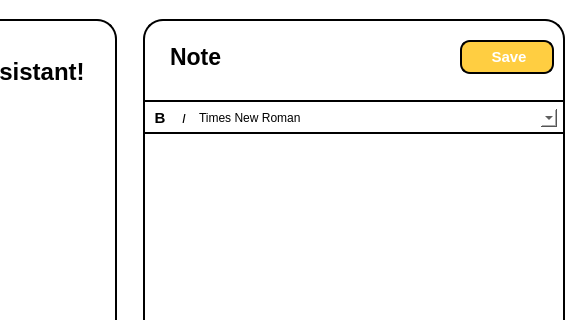
MaiNgocChau9/Python-App-A-, file SPCK/Windows/GUI/Note_edit.ui: the form before one commit; both pictures show x 266 to 850 and y 0 to 320 of the 850 by 550 pixel window.
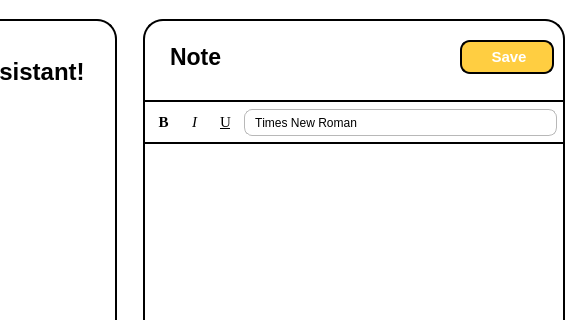
The form after the commit. Icons and pictures are not drawn.

```diff
--- a/SPCK/Windows/GUI/Note_edit.ui
+++ b/SPCK/Windows/GUI/Note_edit.ui
@@ -314,26 +314,57 @@
 margin-left: 1px;
 margin-right: 1px;
 border: 2px solid black;
-min-height: 30px;
-max-height: 30px;</string>
+min-height: 35px;
+max-height: 35px;
+padding-bottom: 5px;
+border-radius: 0px;</string>
          </property>
          <layout class="QHBoxLayout" name="horizontalLayout_4">
           <item>
            <widget class="QPushButton" name="pushButton_3">
             <property name="font">
              <font>
+              <family>Times New Roman</family>
               <pointsize>11</pointsize>
               <weight>75</weight>
+              <italic>false</italic>
               <bold>true</bold>
              </font>
             </property>
             <property name="styleSheet">
-             <string notr="true">margin: 0px;
-border: 0px;
-min-height: 18px;
-max-height: 18px;
-min-width: 18px;
-max-width: 18px;</string>
+             <string notr="true">QPushButton{
+	margin: 0px;
+	border: 0px;
+	min-height: 25px;
+	max-height: 25px;
+	min-width: 25px;
+	max-width: 25px;
+	background-color: white;
+	border-radius: 8px;
+	padding: 0px;
+}
+QPushButton::hover{
+	margin: 0px;
+	border: 0px;
+	min-height: 25px;
+	max-height: 25px;
+	min-width: 25px;
+	max-width: 25px;
+	background-color: #eeeeee;	
+	border-radius: 8px;
+	padding: 0px;
+}
+QPushButton::pressed{
+	margin: 0px;
+	border: 0px;
+	min-height: 25px;
+	max-height: 25px;
+	min-width: 25px;
+	max-width: 25px;
+	background-color: gray;	
+	border-radius: 8px;
+	padding: 0px;
+}</string>
             </property>
             <property name="text">
              <string>B</string>
@@ -344,30 +375,162 @@
            <widget class="QPushButton" name="pushButton_4">
             <property name="font">
              <font>
-              <pointsize>10</pointsize>
+              <family>Times New Roman</family>
+              <pointsize>11</pointsize>
               <italic>true</italic>
              </font>
             </property>
             <property name="styleSheet">
-             <string notr="true">margin: 0px;
-border: 0px;
-min-height: 18px;
-max-height: 18px;
-min-width: 18px;
-max-width: 18px;</string>
+             <string notr="true">QPushButton{
+	margin: 0px;
+	border: 0px;
+	min-height: 25px;
+	max-height: 25px;
+	min-width: 25px;
+	max-width: 25px;
+	background-color: white;
+	border-radius: 8px;
+	padding: 0px;
+}
+QPushButton::hover{
+	margin: 0px;
+	border: 0px;
+	min-height: 25px;
+	max-height: 25px;
+	min-width: 25px;
+	max-width: 25px;
+	background-color: #eeeeee;	
+	border-radius: 8px;
+	padding: 0px;
+}
+QPushButton::pressed{
+	margin: 0px;
+	border: 0px;
+	min-height: 25px;
+	max-height: 25px;
+	min-width: 25px;
+	max-width: 25px;
+	background-color: gray;	
+	border-radius: 8px;
+	padding: 0px;
+}</string>
             </property>
             <property name="text">
              <string>I</string>
             </property>
            </widget>
           </item>
+          <item>
+           <widget class="QPushButton" name="pushButton_5">
+            <property name="font">
+             <font>
+              <family>Times New Roman</family>
+              <pointsize>11</pointsize>
+              <italic>false</italic>
+              <underline>true</underline>
+             </font>
+            </property>
+            <property name="styleSheet">
+             <string notr="true">QPushButton{
+	margin: 0px;
+	border: 0px;
+	min-height: 25px;
+	max-height: 25px;
+	min-width: 25px;
+	max-width: 25px;
+	background-color: white;
+	border-radius: 8px;
+	padding: 0px;
+}
+QPushButton::hover{
+	margin: 0px;
+	border: 0px;
+	min-height: 25px;
+	max-height: 25px;
+	min-width: 25px;
+	max-width: 25px;
+	background-color: #eeeeee;	
+	border-radius: 8px;
+	padding: 0px;
+}
+QPushButton::pressed{
+	margin: 0px;
+	border: 0px;
+	min-height: 25px;
+	max-height: 25px;
+	min-width: 25px;
+	max-width: 25px;
+	background-color: gray;	
+	border-radius: 8px;
+	padding: 0px;
+}</string>
+            </property>
+            <property name="text">
+             <string>U</string>
+            </property>
+           </widget>
+          </item>
           <item>
            <widget class="QComboBox" name="comboBox">
+            <property name="font">
+             <font>
+              <kerning>false</kerning>
+             </font>
+            </property>
             <property name="styleSheet">
-             <string notr="true">margin: 0px;
-border: 0px;
-min-height: 18px;
-max-height: 18px;</string>
+             <string notr="true">QComboBox{
+	margin: 0px;
+	border: 0px;
+	min-height: 25px;
+	max-height: 25px;
+	background-color: white;
+	border-radius: 8px;
+	padding: 0px;
+	padding-left: 10px;
+	border: 1px solid #b8b8b8;
+}
+
+QComboBox::hover{
+	margin: 0px;
+	border: 0px;
+	min-height: 25px;
+	max-height: 25px;
+	background-color: #eeeeee;	
+	border-radius: 8px;
+	padding: 0px;
+	padding-left: 10px;
+	border: 1px solid #b8b8b8;
+}
+
+QComboBox::drop-down {
+    border-color: transparent;
+}
+
+QComboBox::on {
+    border-bottom-left-radius: 0px;
+    border-bottom-right-radius: 0px;
+	background-color: red;
+	min-height: 50px;
+	margin: 0px;
+	padding: 0px;
+	border: 0px;
+}
+
+QComboBox::QAbstractItemView {
+    border-bottom-right-radius: 10px;
+    border-bottom-left-radius: 10px;
+	background-color: green;
+	min-height: 100px;
+	padding: 0px;
+	margin: 0px;
+	border: 0px;
+}</string>
+            </property>
+            <property name="duplicatesEnabled">
+             <bool>false</bool>
+            </property>
+            <property name="frame">
+             <bool>true</bool>
             </property>
             <item>
              <property name="text">
```
